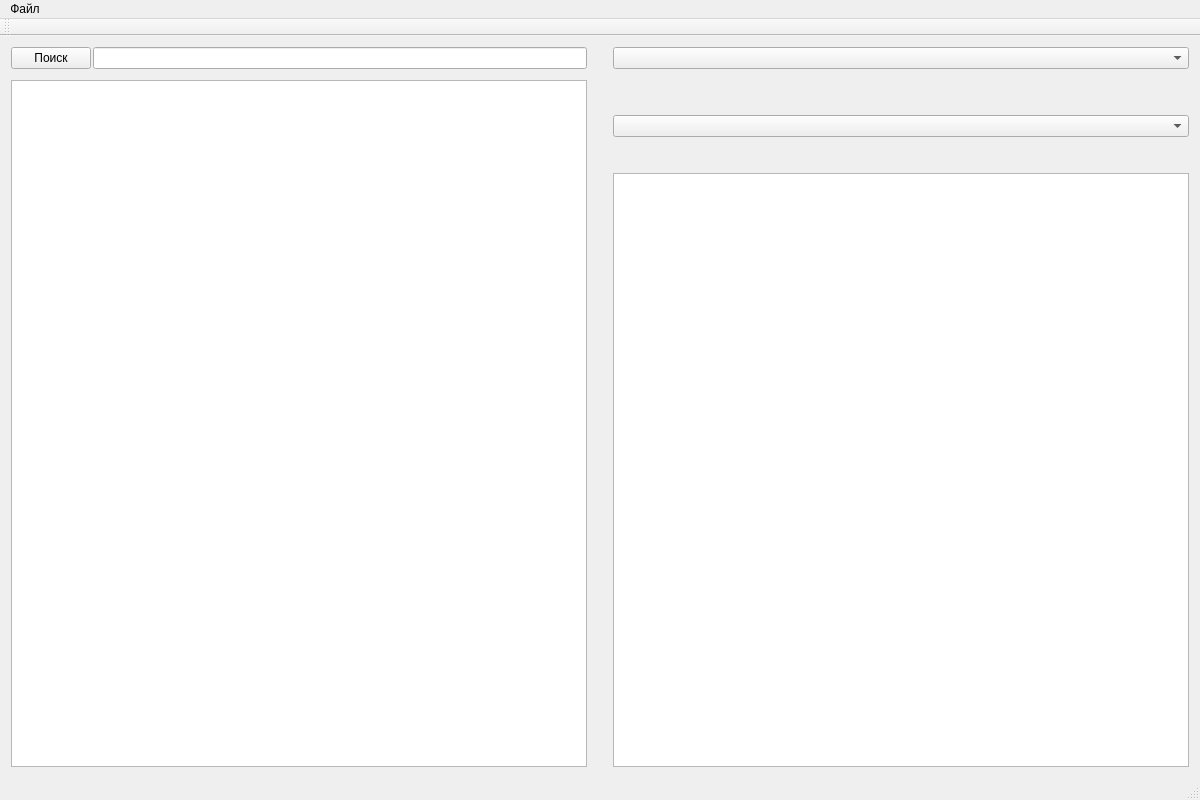
Above: mainwindow.ui from AndreyKuzmaDev/OPDProject before the change. Below: the same form after it.
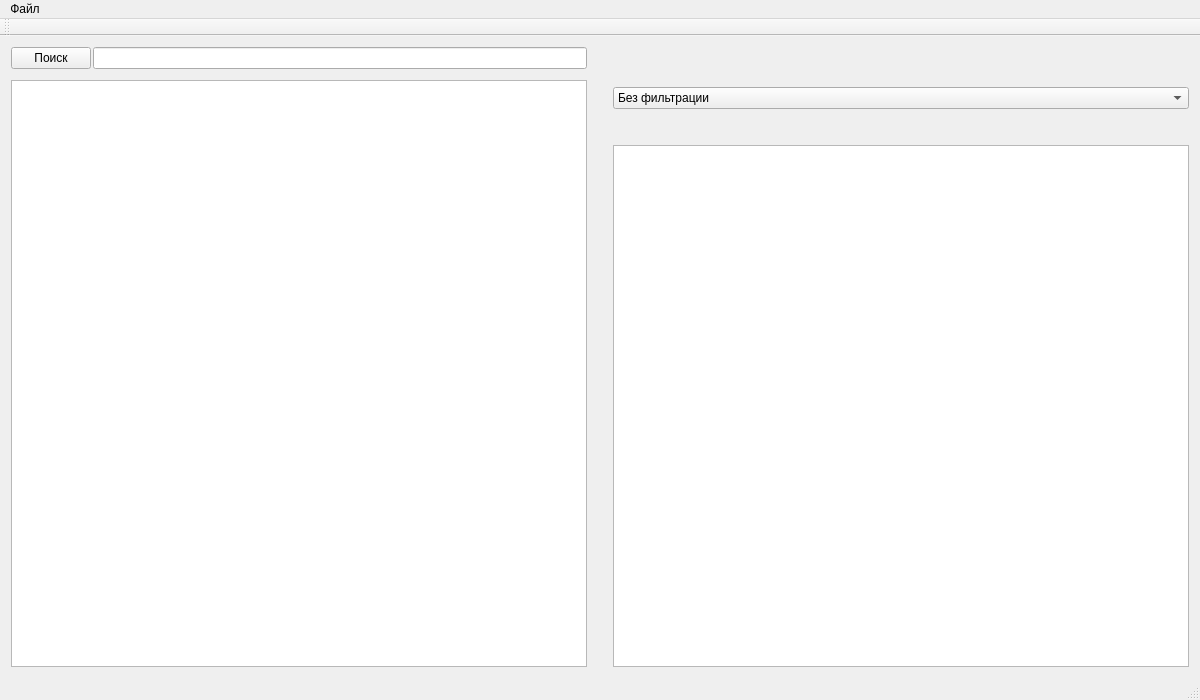
That is the form after the change.

```diff
--- a/mainwindow.ui
+++ b/mainwindow.ui
@@ -7,7 +7,7 @@
     <x>0</x>
     <y>0</y>
     <width>1200</width>
-    <height>800</height>
+    <height>700</height>
    </rect>
   </property>
   <property name="sizePolicy">
@@ -25,7 +25,7 @@
   <property name="maximumSize">
    <size>
     <width>1200</width>
-    <height>800</height>
+    <height>700</height>
    </size>
   </property>
   <property name="windowTitle">
@@ -98,9 +98,6 @@
     </item>
     <item>
      <layout class="QVBoxLayout" name="verticalLayout_2">
-      <item>
-       <widget class="QComboBox" name="comboBox_3"/>
-      </item>
       <item>
        <spacer name="verticalSpacer_2">
         <property name="orientation">
@@ -118,7 +115,13 @@
        </spacer>
       </item>
       <item>
-       <widget class="QComboBox" name="comboBox_2"/>
+       <widget class="QComboBox" name="comboBox_2">
+        <item>
+         <property name="text">
+          <string>Без фильтрации</string>
+         </property>
+        </item>
+       </widget>
       </item>
       <item>
        <spacer name="verticalSpacer">
```
